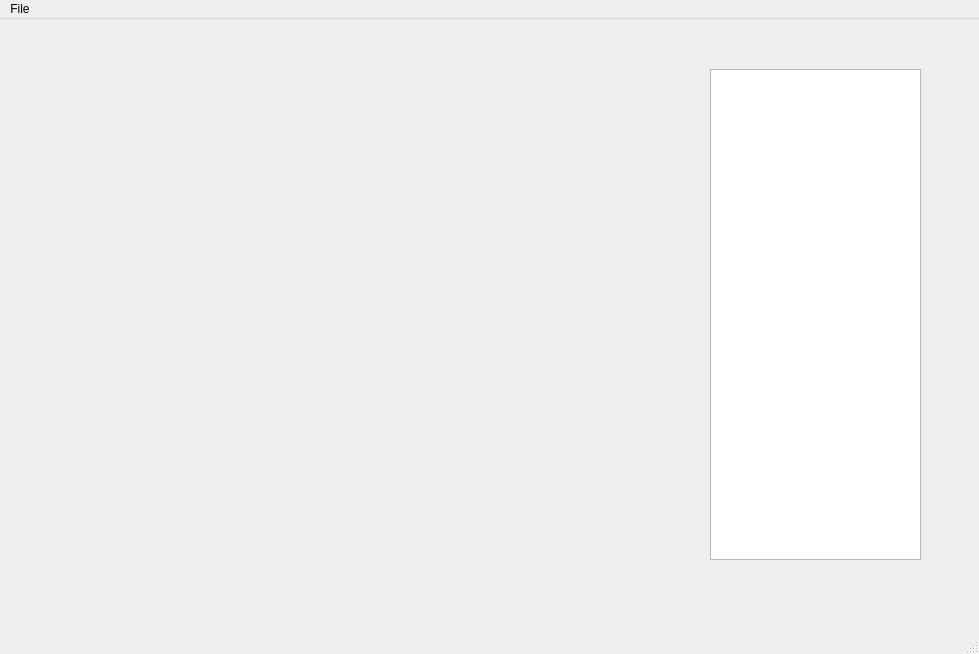
Old version of the form mainwindow.ui in the repository Sasy00/Scacchi.
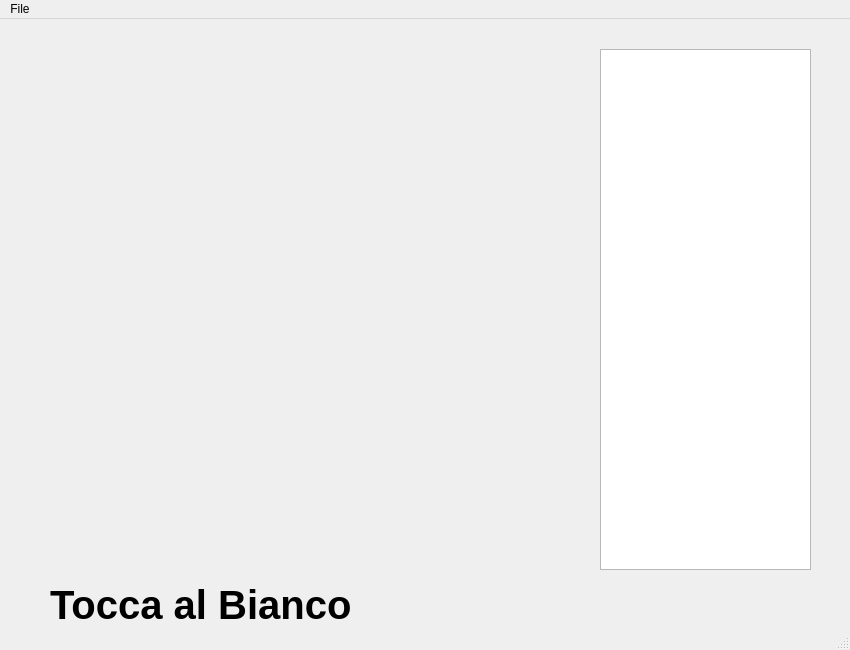
New version of the form.

What changed in the file:
```diff
--- a/mainwindow.ui
+++ b/mainwindow.ui
@@ -6,10 +6,43 @@
    <rect>
     <x>0</x>
     <y>0</y>
-    <width>979</width>
-    <height>654</height>
+    <width>850</width>
+    <height>650</height>
    </rect>
   </property>
+  <property name="sizePolicy">
+   <sizepolicy hsizetype="Fixed" vsizetype="Fixed">
+    <horstretch>0</horstretch>
+    <verstretch>0</verstretch>
+   </sizepolicy>
+  </property>
+  <property name="minimumSize">
+   <size>
+    <width>850</width>
+    <height>650</height>
+   </size>
+  </property>
+  <property name="maximumSize">
+   <size>
+    <width>850</width>
+    <height>650</height>
+   </size>
+  </property>
+  <property name="sizeIncrement">
+   <size>
+    <width>0</width>
+    <height>0</height>
+   </size>
+  </property>
+  <property name="baseSize">
+   <size>
+    <width>900</width>
+    <height>700</height>
+   </size>
+  </property>
+  <property name="acceptDrops">
+   <bool>false</bool>
+  </property>
   <property name="windowTitle">
    <string>MainWindow</string>
   </property>
@@ -17,10 +50,10 @@
    <widget class="QPlainTextEdit" name="plainTextEdit">
     <property name="geometry">
      <rect>
-      <x>710</x>
-      <y>50</y>
+      <x>600</x>
+      <y>30</y>
       <width>211</width>
-      <height>491</height>
+      <height>521</height>
      </rect>
     </property>
     <property name="font">
@@ -44,13 +77,34 @@
      <string notr="true"/>
     </property>
    </widget>
+   <widget class="QLabel" name="fondotesto">
+    <property name="geometry">
+     <rect>
+      <x>50</x>
+      <y>560</y>
+      <width>411</width>
+      <height>51</height>
+     </rect>
+    </property>
+    <property name="font">
+     <font>
+      <family>Helvetica</family>
+      <pointsize>30</pointsize>
+      <weight>75</weight>
+      <bold>true</bold>
+     </font>
+    </property>
+    <property name="text">
+     <string>Tocca al Bianco</string>
+    </property>
+   </widget>
   </widget>
   <widget class="QMenuBar" name="menubar">
    <property name="geometry">
     <rect>
      <x>0</x>
      <y>0</y>
-     <width>979</width>
+     <width>850</width>
      <height>20</height>
     </rect>
    </property>
```
